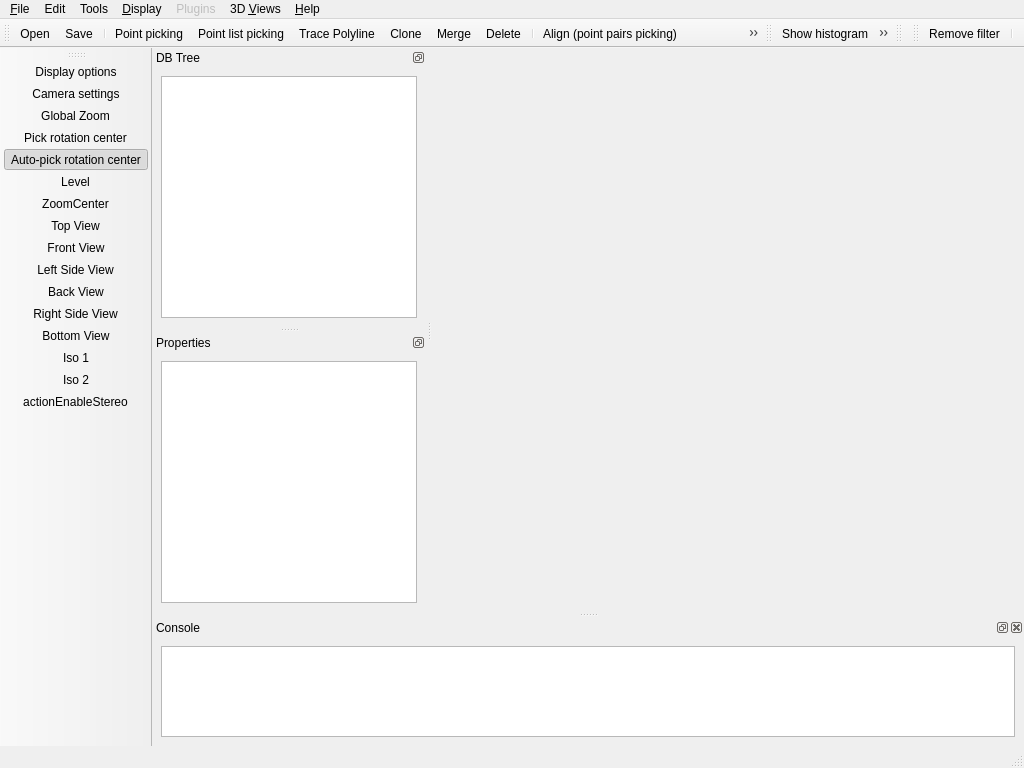
This is qCC/ui_templates/mainWindow.ui in CloudCompare/CloudCompare as Qt 5 draws it before an edit. The edited form follows.
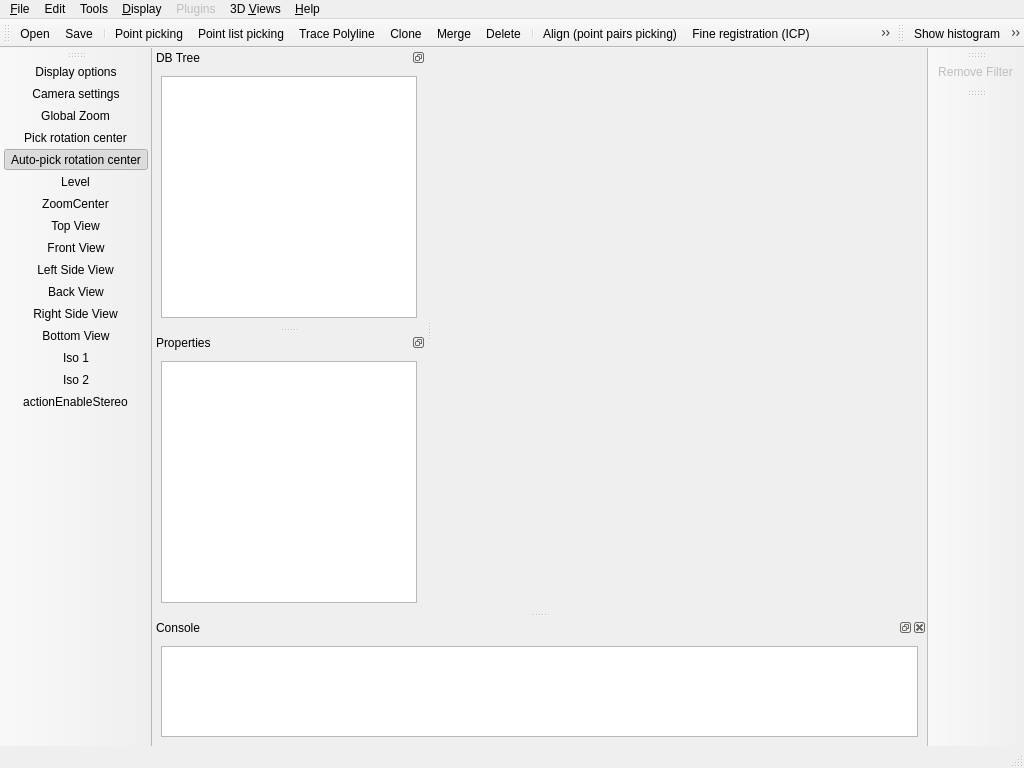
This is the edited form. Icons and pictures are not drawn. Custom widgets are drawn as their Qt base class.

Commit message:
Change default layout so plugins are down the right side of the window
Also:

- added an icon to "Remove Filter" action
- fixed enable/disable of the "Remove Filters" button so it isn't enabled when there are no filters are active (instead of relying on updateMenus() to be called at the appropriate time - it wasn't)

```diff
--- a/qCC/ui_templates/mainWindow.ui
+++ b/qCC/ui_templates/mainWindow.ui
@@ -720,23 +720,6 @@
    <addaction name="actionScalarFieldArithmetic"/>
    <addaction name="actionOpenColorScalesManager"/>
   </widget>
-  <widget class="QToolBar" name="toolBarPluginTools">
-   <property name="enabled">
-    <bool>false</bool>
-   </property>
-   <property name="windowTitle">
-    <string>Plugins</string>
-   </property>
-   <property name="toolTip">
-    <string>Plugins</string>
-   </property>
-   <attribute name="toolBarArea">
-    <enum>TopToolBarArea</enum>
-   </attribute>
-   <attribute name="toolBarBreak">
-    <bool>false</bool>
-   </attribute>
-  </widget>
   <widget class="QDockWidget" name="DockableProperties">
    <property name="minimumSize">
     <size>
@@ -803,13 +786,29 @@
     <string>GL filters</string>
    </property>
    <attribute name="toolBarArea">
-    <enum>TopToolBarArea</enum>
+    <enum>RightToolBarArea</enum>
    </attribute>
    <attribute name="toolBarBreak">
     <bool>false</bool>
    </attribute>
    <addaction name="actionNoFilter"/>
-   <addaction name="separator"/>
+  </widget>
+  <widget class="QToolBar" name="toolBarPluginTools">
+   <property name="enabled">
+    <bool>false</bool>
+   </property>
+   <property name="windowTitle">
+    <string>Plugins</string>
+   </property>
+   <property name="toolTip">
+    <string>Plugins</string>
+   </property>
+   <attribute name="toolBarArea">
+    <enum>RightToolBarArea</enum>
+   </attribute>
+   <attribute name="toolBarBreak">
+    <bool>false</bool>
+   </attribute>
   </widget>
   <action name="actionOpen">
    <property name="icon">
@@ -1897,8 +1896,15 @@
    </property>
   </action>
   <action name="actionNoFilter">
+   <property name="enabled">
+    <bool>false</bool>
+   </property>
+   <property name="icon">
+    <iconset resource="../icones.qrc">
+     <normaloff>:/CC/images/noFilter.png</normaloff>:/CC/images/noFilter.png</iconset>
+   </property>
    <property name="text">
-    <string>Remove filter</string>
+    <string>Remove Filter</string>
    </property>
   </action>
   <action name="actionDeleteShader">
```
The commit also changes 4 other files.
